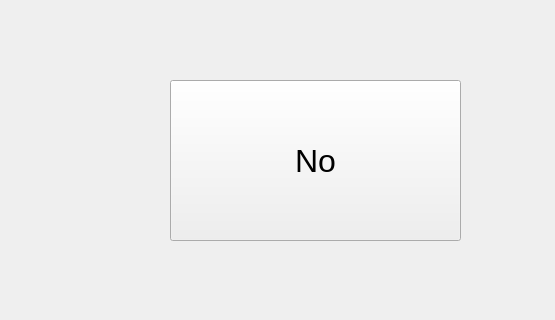
First picture: the form in RASPI/confirmation.ui, repository Pwersa/Medical-Cabinet, before the edit; both pictures show x 0 to 555 and y 170 to 490 of the 1024 by 600 pixel window.
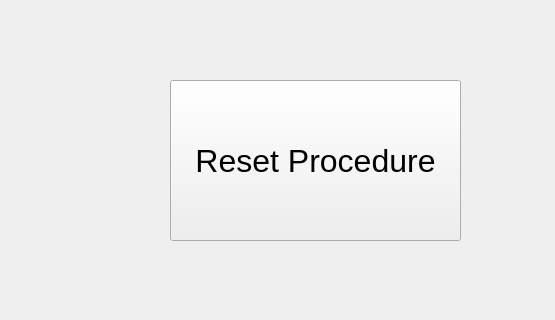
Second picture: the form after the edit.

Patch:
```diff
--- a/RASPI/confirmation.ui
+++ b/RASPI/confirmation.ui
@@ -65,7 +65,7 @@
      </font>
     </property>
     <property name="text">
-     <string>No</string>
+     <string>Reset Procedure</string>
     </property>
    </widget>
    <widget class="QPushButton" name="pushButton_3">
```
Left out of the diff: 4 changed lines with no effect on the pictures.
